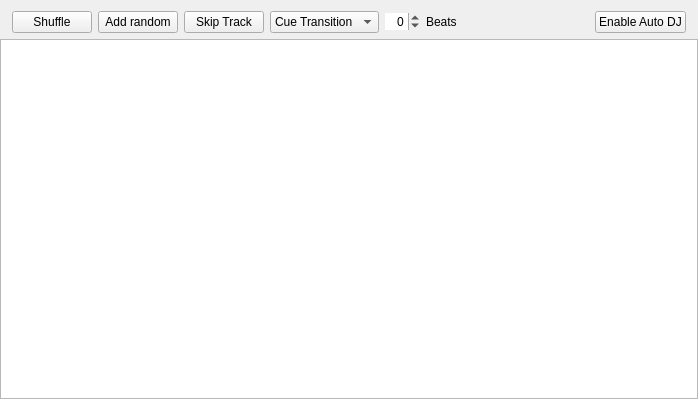
First picture: the form in src/dlgautodj.ui, repository horiator/mixxx, before the edit.
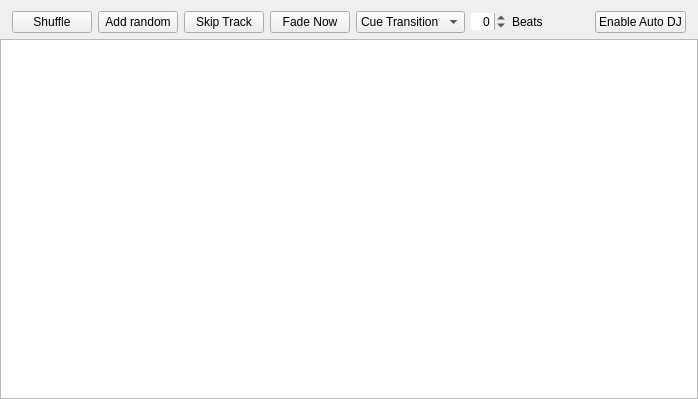
Second picture: the form after the edit.

Commit message: reintroduced "fade_now"

Patch:
```diff
--- a/src/dlgautodj.ui
+++ b/src/dlgautodj.ui
@@ -73,6 +73,16 @@
        </property>
       </widget>
      </item>
+     <item>
+      <widget class="QPushButton" name="pushButtonFadeNow">
+       <property name="toolTip">
+        <string>Trigger the transition to the next track.</string>
+       </property>
+       <property name="text">
+        <string>Fade Now</string>
+       </property>
+      </widget>
+     </item>
      <item>
       <widget class="QComboBox" name="comboBoxTransitionType">
        <item>
```
The commit also changes 4 other files.
